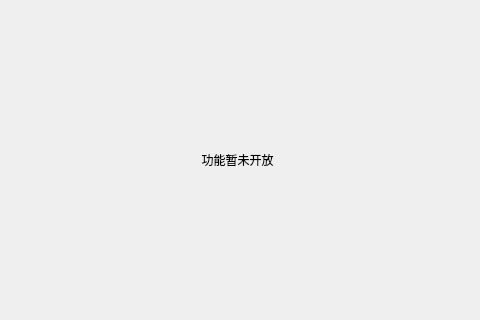
Above: res/ui/widget_apk2aab.ui from purejiang/BlankTool before the change; both pictures show x 143 to 623 and y 126 to 446 of the 764 by 571 pixel window. Below: the same form after it.
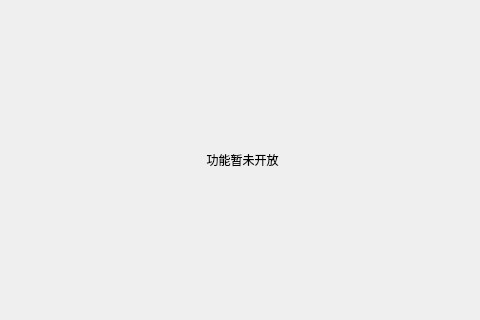
That is the form after the change.

```diff
--- a/res/ui/widget_apk2aab.ui
+++ b/res/ui/widget_apk2aab.ui
@@ -18,11 +18,23 @@
     <rect>
      <x>0</x>
      <y>0</y>
-     <width>761</width>
+     <width>771</width>
      <height>571</height>
     </rect>
    </property>
    <layout class="QVBoxLayout" name="verticalLayout">
+    <property name="leftMargin">
+     <number>24</number>
+    </property>
+    <property name="topMargin">
+     <number>12</number>
+    </property>
+    <property name="rightMargin">
+     <number>24</number>
+    </property>
+    <property name="bottomMargin">
+     <number>12</number>
+    </property>
     <item>
      <widget class="QLabel" name="label">
       <property name="text">
```
Left out of the diff: 2 changed lines with no effect on the pictures.
